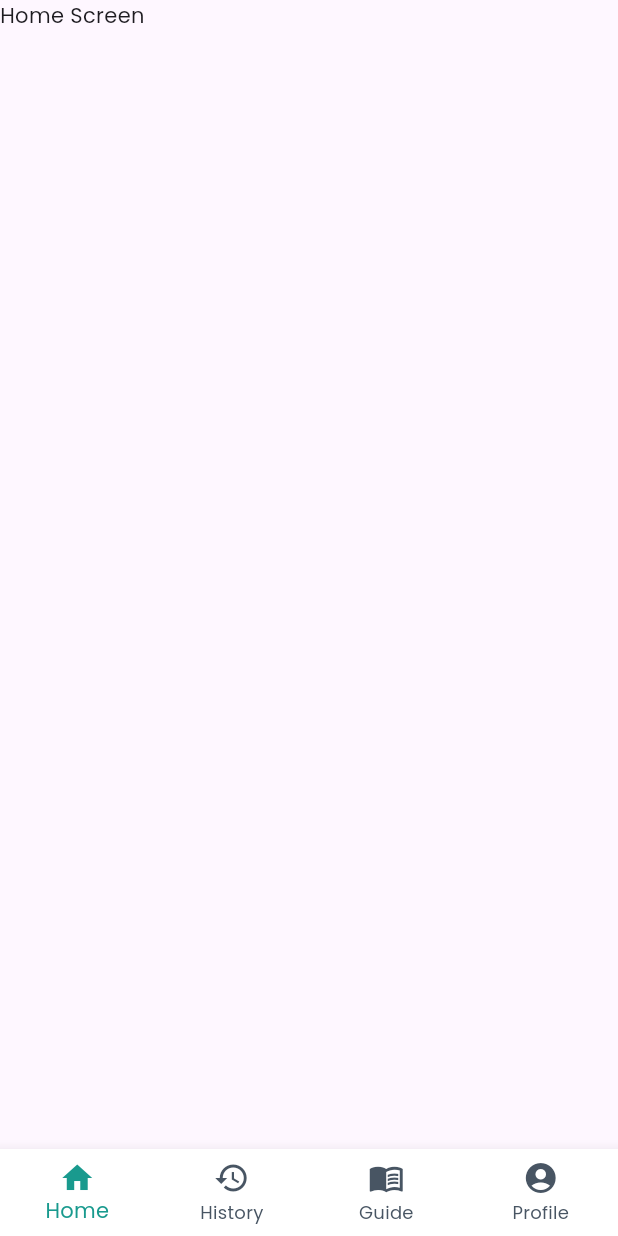
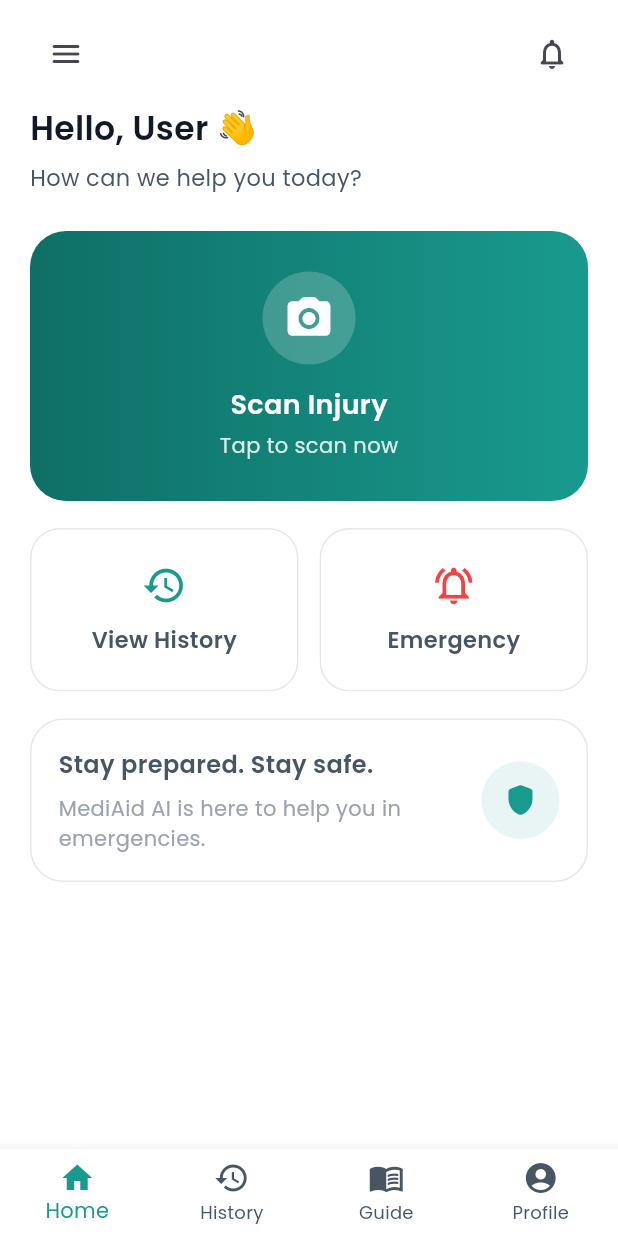
Before and after one commit to asra-faheem124/MediAid-AI, a Flutter app: the Navigationbar screen opened directly, on a phone screen of 412 x 824 dp. Run offline on Flutter 3.47's test engine with Material 3 defaults, Android fonts, the phone set to English and light mode, and no system bars; our stand-ins replace get, google_fonts.

Commit message:
Home Screen & Processing Screen Completed

```diff
--- /dev/null
+++ b/lib/components/cards.dart
@@ -0,0 +1,185 @@
+import 'package:flutter/material.dart';
+import 'package:mediaid_ui/components/constants.dart';
+import 'package:mediaid_ui/components/text_styles.dart';
+
+
+// ================= SCAN CARD =================
+
+class ScanCard extends StatelessWidget {
+  final VoidCallback onTap;
+
+  const ScanCard({
+    super.key,
+    required this.onTap,
+  });
+
+  @override
+  Widget build(BuildContext context) {
+    return Container(
+      height: 180,
+      width: double.infinity,
+      decoration: BoxDecoration(
+        borderRadius: BorderRadius.circular(24),
+        gradient: const LinearGradient(
+          colors: [
+            ColorConstants.primaryDark,
+            ColorConstants.primary,
+          ],
+        ),
+      ),
+      child: Material(
+        color: Colors.transparent,
+        child: InkWell(
+          borderRadius: BorderRadius.circular(24),
+          onTap: onTap,
+          child: Padding(
+            padding: const EdgeInsets.all(22),
+            child: Column(
+              mainAxisAlignment: MainAxisAlignment.center,
+              children: [
+                Container(
+                  padding: const EdgeInsets.all(14),
+                  decoration: BoxDecoration(
+                    color: Colors.white.withValues(alpha: 0.2),
+                    shape: BoxShape.circle,
+                  ),
+                  child: const Icon(
+                    Icons.camera_alt_rounded,
+                    color: Colors.white,
+                    size: 34,
+                  ),
+                ),
+                const SizedBox(height: 14),
+                Text(
+                  "Scan Injury",
+                  style: AppTextStyles.subHeading.copyWith(
+                    color: Colors.white,
+                  ),
+                ),
+                const SizedBox(height: 4),
+                Text(
+                  "Tap to scan now",
+                  style: AppTextStyles.lightBody.copyWith(
+                    color: Colors.white.withValues(alpha: 0.85),
+                  ),
+                ),
+              ],
+            ),
+          ),
+        ),
+      ),
+    );
+  }
+}
+
+
+
+// ================= ACTION CARD =================
+
+class ActionCard extends StatelessWidget {
+  final IconData icon;
+  final String title;
+  final Color iconColor;
+  final VoidCallback onTap;
+
+  const ActionCard({
+    super.key,
+    required this.icon,
+    required this.title,
+    required this.iconColor,
+    required this.onTap,
+  });
+
+  @override
+  Widget build(BuildContext context) {
+    return Material(
+      color: Colors.transparent,
+      child: InkWell(
+        borderRadius: BorderRadius.circular(20),
+        onTap: onTap,
+        child: Ink(
+          padding: const EdgeInsets.symmetric(vertical: 22),
+          decoration: BoxDecoration(
+            color: Colors.white,
+            borderRadius: BorderRadius.circular(20),
+            border: Border.all(
+              color: ColorConstants.border,
+            ),
+          ),
+          child: Column(
+            children: [
+              Icon(
+                icon,
+                color: iconColor,
+                size: 30,
+              ),
+              const SizedBox(height: 10),
+              Text(
+                title,
+                style: AppTextStyles.body.copyWith(
+                  fontWeight: FontWeight.w600,
+                ),
+              ),
+            ],
+          ),
+        ),
+      ),
+    );
+  }
+}
+
+
+
+// ================= SAFETY CARD =================
+
+class SafetyCard extends StatelessWidget {
+  const SafetyCard({super.key});
+
+  @override
+  Widget build(BuildContext context) {
+    return Container(
+      padding: const EdgeInsets.all(18),
+      decoration: BoxDecoration(
+        color: Colors.white,
+        borderRadius: BorderRadius.circular(22),
+        border: Border.all(
+          color: ColorConstants.border,
+        ),
+      ),
+      child: Row(
+        children: [
+          Expanded(
+            child: Column(
+              crossAxisAlignment: CrossAxisAlignment.start,
+              children: [
+                Text(
+                  "Stay prepared. Stay safe.",
+                  style: AppTextStyles.subHeading.copyWith(
+                    fontSize: 16,
+                  ),
+                ),
+                const SizedBox(height: 8),
+                Text(
+                  "MediAid AI is here to help you in emergencies.",
+                  style: AppTextStyles.lightBody,
+                ),
+              ],
+            ),
+          ),
+          Container(
+            height: 52,
+            width: 52,
+            decoration: BoxDecoration(
+              color: ColorConstants.primary.withValues(alpha: 0.1),
+              shape: BoxShape.circle,
+            ),
+            child: const Icon(
+              Icons.shield_rounded,
+              color: ColorConstants.primary,
+            ),
+          ),
+        ],
+      ),
+    );
+  }
+}
--- a/lib/components/navigation_bar.dart
+++ b/lib/components/navigation_bar.dart
@@ -1,5 +1,6 @@
 import 'package:flutter/material.dart';
 import 'package:mediaid_ui/components/constants.dart';
+import 'package:mediaid_ui/home_screen.dart';
 
 class Navigationbar extends StatefulWidget {
   const Navigationbar({super.key});
@@ -12,7 +13,7 @@ class _NavigationbarState extends State<Navigationbar> {
   int selectedIndex = 0;
 
   final List<Widget> pages = [
-    Text('Home Screen'),
+    HomeScreen(),
     Text('History'),
     Text('Guide'),
     Text('Profile'),
--- /dev/null
+++ b/lib/home_screen.dart
@@ -0,0 +1,92 @@
+import 'package:flutter/material.dart';
+import 'package:get/get.dart';
+import 'package:mediaid_ui/components/cards.dart';
+import 'package:mediaid_ui/components/constants.dart';
+import 'package:mediaid_ui/components/text_styles.dart';
+import 'package:mediaid_ui/processing_screen.dart';
+
+class HomeScreen extends StatelessWidget {
+  const HomeScreen({super.key});
+
+  @override
+  Widget build(BuildContext context) {
+    return SafeArea(
+      child: Padding(
+        padding: const EdgeInsets.symmetric(horizontal: 20, vertical: 12),
+
+        child: Column(
+          crossAxisAlignment: CrossAxisAlignment.start,
+
+          children: [
+            // ================= TOP BAR =================
+            Row(
+              mainAxisAlignment: MainAxisAlignment.spaceBetween,
+
+              children: [
+                IconButton(
+                  onPressed: () {},
+                  icon: const Icon(Icons.menu_rounded),
+                ),
+
+                IconButton(
+                  onPressed: () {},
+                  icon: const Icon(Icons.notifications_none_rounded),
+                ),
+              ],
+            ),
+
+            const SizedBox(height: 10),
+
+            // ================= GREETING =================
+            Text("Hello, User 👋", style: AppTextStyles.title),
+
+            const SizedBox(height: 5),
+
+            Text("How can we help you today?", style: AppTextStyles.body),
+
+            const SizedBox(height: 24),
+
+            // ================= SCAN CARD =================
+            ScanCard(
+              onTap: () {
+                Get.to(ProcessingScreen());
+              },
+            ),
+
+            const SizedBox(height: 18),
+
+            // ================= ACTION CARDS =================
+            Row(
+              children: [
+                Expanded(
+                  child: ActionCard(
+                    icon: Icons.history,
+                    title: "View History",
+                    iconColor: ColorConstants.primary,
+                    onTap: () {},
+                  ),
+                ),
+
+                const SizedBox(width: 14),
+
+                Expanded(
+                  child: ActionCard(
+                    icon: Icons.notifications_active_outlined,
+                    title: "Emergency",
+                    iconColor: ColorConstants.danger,
+                    onTap: () {},
+                  ),
+                ),
+              ],
+            ),
+
+            const SizedBox(height: 18),
+
+            // ================= SAFETY CARD =================
+            const SafetyCard(),
+          ],
+        ),
+      ),
+    );
+  }
+}
--- a/lib/main.dart
+++ b/lib/main.dart
@@ -1,6 +1,8 @@
 import 'package:flutter/material.dart';
 import 'package:get/get.dart';
 import 'package:google_fonts/google_fonts.dart';
+import 'package:mediaid_ui/components/constants.dart';
+import 'package:mediaid_ui/processing_screen.dart';
 import 'package:mediaid_ui/splash.dart';
 void main() {
   runApp(const MyApp());
@@ -17,6 +19,7 @@ class MyApp extends StatelessWidget {
       title: 'Mediaid UI',
       theme: ThemeData(
         textTheme: GoogleFonts.poppinsTextTheme(Theme.of(context).textTheme),
+        scaffoldBackgroundColor: ColorConstants.background,
       ),
       home: SplashScreen(),
     );
```
Also changed, not shown: lib/processing_screen.dart (added, +161 -0 lines), lib/components/constants.dart (indentation only).
